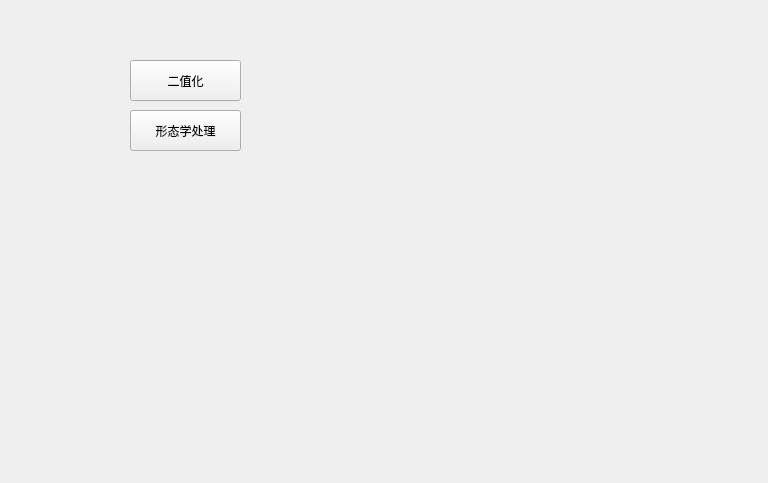
Above: MachineVisionSystem/MachineVisionSystem.ui from Uhifon/MachineVisionSystem before the change. Below: the same form after it.
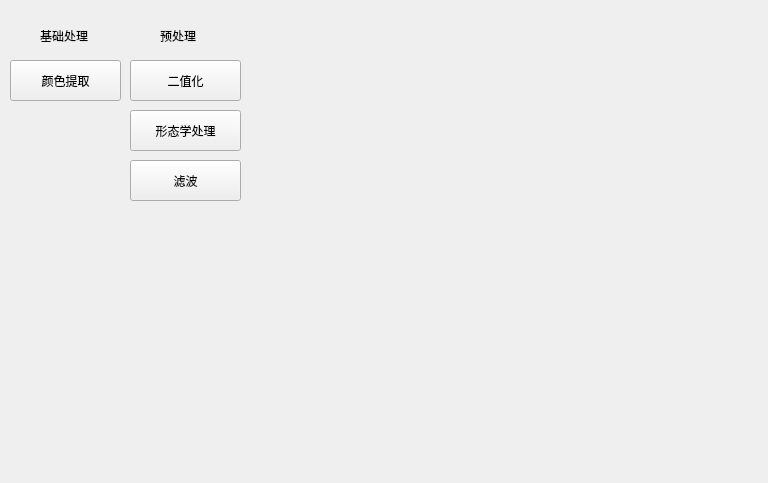
That is the form after the change.

Diff of the .ui file:
```diff
--- a/MachineVisionSystem/MachineVisionSystem.ui
+++ b/MachineVisionSystem/MachineVisionSystem.ui
@@ -40,6 +40,58 @@
      <string>形态学处理</string>
     </property>
    </widget>
+   <widget class="QLabel" name="label">
+    <property name="geometry">
+     <rect>
+      <x>160</x>
+      <y>30</y>
+      <width>54</width>
+      <height>12</height>
+     </rect>
+    </property>
+    <property name="text">
+     <string>预处理</string>
+    </property>
+   </widget>
+   <widget class="QLabel" name="label_2">
+    <property name="geometry">
+     <rect>
+      <x>40</x>
+      <y>30</y>
+      <width>54</width>
+      <height>12</height>
+     </rect>
+    </property>
+    <property name="text">
+     <string>基础处理</string>
+    </property>
+   </widget>
+   <widget class="QPushButton" name="btnFilteringTool">
+    <property name="geometry">
+     <rect>
+      <x>130</x>
+      <y>160</y>
+      <width>111</width>
+      <height>41</height>
+     </rect>
+    </property>
+    <property name="text">
+     <string>滤波</string>
+    </property>
+   </widget>
+   <widget class="QPushButton" name="btnColorExtractionTool">
+    <property name="geometry">
+     <rect>
+      <x>10</x>
+      <y>60</y>
+      <width>111</width>
+      <height>41</height>
+     </rect>
+    </property>
+    <property name="text">
+     <string>颜色提取</string>
+    </property>
+   </widget>
   </widget>
  </widget>
  <layoutdefault spacing="6" margin="11"/>
```
Left out of the diff: 34 changed lines with no effect on the pictures.
